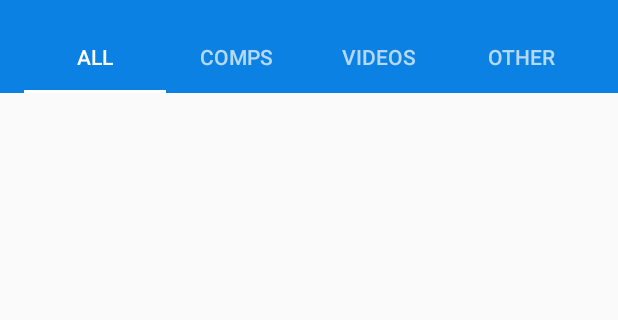
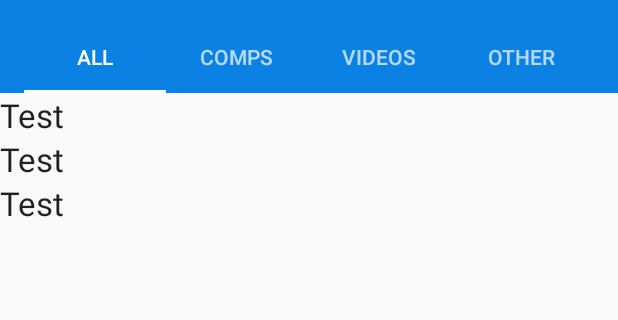
Before and after one commit to planta/FS-vijesti, an Android app: the screen it shows after launch (MainActivity), on a phone screen of 412 x 824 dp, the part 63-383 px from its top. Run offline under Robolectric (Android 15) with nearby library versions, the phone set to English and light mode, and no system bars; our stand-ins replace AdMob; 1 statement that could not run was skipped.

Commit message:
Grid adapter

```diff
--- a/app/src/main/java/com/theartball/theartball/NewsAdapter.java
+++ b/app/src/main/java/com/theartball/theartball/NewsAdapter.java
@@ -3,11 +3,15 @@ package com.theartball.theartball;
 import android.content.Context;
 import android.graphics.drawable.Drawable;
 import android.util.Log;
+import android.view.LayoutInflater;
 import android.view.View;
 import android.view.ViewGroup;
 import android.widget.BaseAdapter;
 import android.widget.GridView;
 import android.widget.ImageView;
+import android.widget.TextView;
+
+import org.w3c.dom.Text;
 
 import java.io.InputStream;
 import java.net.URL;
@@ -27,7 +31,8 @@ public class NewsAdapter extends BaseAdapter {
 
     @Override
     public int getCount() {
-        return listaVijesti.size();
+        //return listaVijesti.size();
+        return 3;
     }
 
     @Override
@@ -42,18 +47,21 @@ public class NewsAdapter extends BaseAdapter {
 
     @Override
     public View getView(int position, View convertView, ViewGroup parent) {
-        ImageView imageView;
-        if (convertView == null) {
-            imageView = new ImageView(context);
-            imageView.setLayoutParams(new GridView.LayoutParams(85, 85));
-            imageView.setScaleType(ImageView.ScaleType.CENTER_CROP);
-            imageView.setPadding(8, 8, 8, 8);
+        View gridView;
+
+        LayoutInflater layoutInflater = (LayoutInflater)context.getSystemService(Context.LAYOUT_INFLATER_SERVICE);
+
+        if(convertView == null) {
+            gridView = new View(context);
+            gridView = layoutInflater.inflate(R.layout.small_news_cell, null);
+            TextView title = (TextView)gridView.findViewById(R.id.newsTitle);
+            title.setText("Test");
+            Log.d("TAGER", listaVijesti.get(0).title.toString());
         } else {
-            imageView = (ImageView) convertView;
+            gridView = (View)convertView;
         }
 
-        imageView.setImageDrawable(getImageFromWeb("http://www.fot-o-grafiti.hr/slike/nauchi/estetiku_fotografije/_kompozicija/centar-slike.jpg"));
-        return imageView;
+        return gridView;
     }
 
     public static Drawable getImageFromWeb(String url) {
--- /dev/null
+++ b/app/src/main/res/layout/small_news_cell.xml
@@ -0,0 +1,12 @@
+<?xml version="1.0" encoding="utf-8"?>
+<LinearLayout xmlns:android="http://schemas.android.com/apk/res/android"
+    android:orientation="vertical" android:layout_width="match_parent"
+    android:layout_height="match_parent">
+
+    <TextView
+        android:layout_width="wrap_content"
+        android:layout_height="wrap_content"
+        android:textAppearance="?android:attr/textAppearanceLarge"
+        android:text="Large Text"
+        android:id="@+id/newsTitle" />
+</LinearLayout>
```
